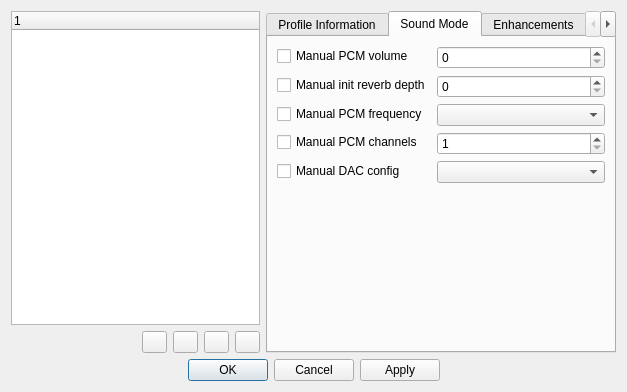
Qt form src/agbplay-gui/ProfileSettingsWindow.ui (ipatix/agbplay) before a commit.
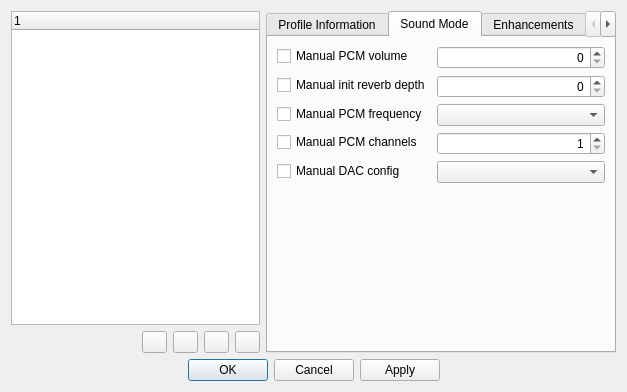
The same form after that commit. The open tabs and pages were chosen to show the change. Icons and pictures are not drawn.

Commit message: gui: Right align all spinboxes

The edit to the form file:
```diff
--- a/src/agbplay-gui/ProfileSettingsWindow.ui
+++ b/src/agbplay-gui/ProfileSettingsWindow.ui
@@ -208,6 +208,9 @@
          </item>
          <item row="0" column="1">
           <widget class="QSpinBox" name="spinBoxVol">
+           <property name="alignment">
+            <set>Qt::AlignmentFlag::AlignRight|Qt::AlignmentFlag::AlignTrailing|Qt::AlignmentFlag::AlignVCenter</set>
+           </property>
            <property name="maximum">
             <number>15</number>
            </property>
@@ -236,6 +239,9 @@
          </item>
          <item row="1" column="1">
           <widget class="QSpinBox" name="spinBoxRev">
+           <property name="alignment">
+            <set>Qt::AlignmentFlag::AlignRight|Qt::AlignmentFlag::AlignTrailing|Qt::AlignmentFlag::AlignVCenter</set>
+           </property>
            <property name="maximum">
             <number>127</number>
            </property>
@@ -243,6 +249,9 @@
          </item>
          <item row="3" column="1">
           <widget class="QSpinBox" name="spinBoxChn">
+           <property name="alignment">
+            <set>Qt::AlignmentFlag::AlignRight|Qt::AlignmentFlag::AlignTrailing|Qt::AlignmentFlag::AlignVCenter</set>
+           </property>
            <property name="minimum">
             <number>1</number>
            </property>
```
Left out of the diff: 12 changed lines with no effect on the pictures. The commit also changes 1 other file.
